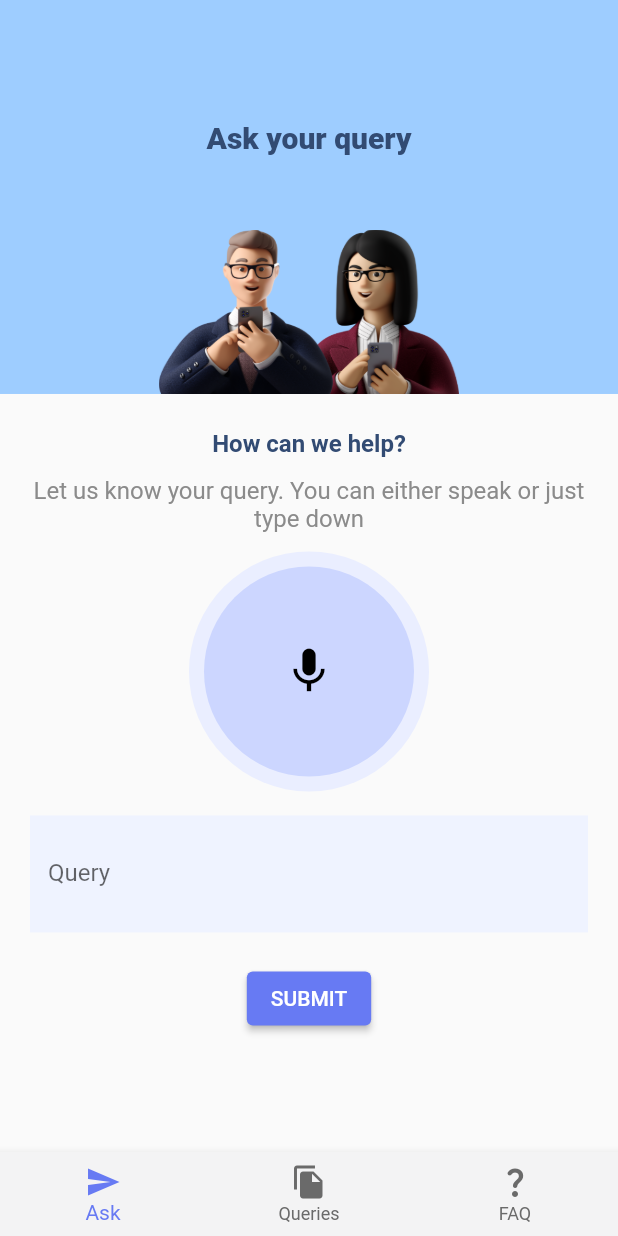
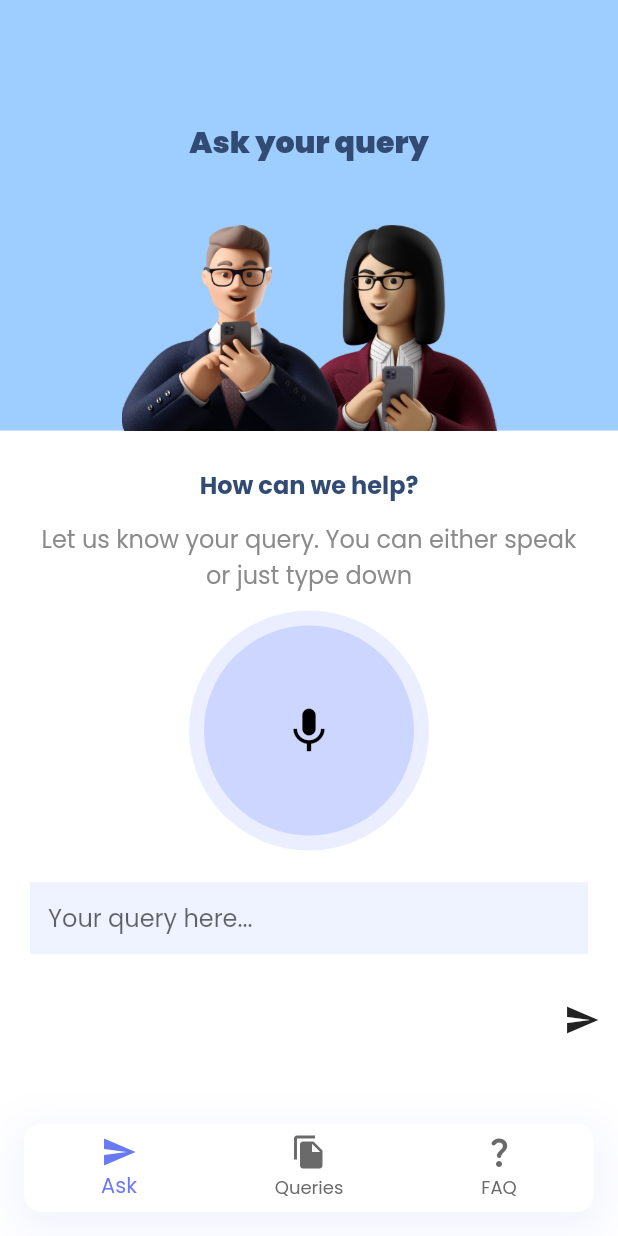
Before and after one commit to jeevan-yohan-varghese/cq-app, a Flutter app: the screen it shows after launch, on a phone screen of 412 x 824 dp. Run offline on Flutter 3.47's test engine with Material 2 defaults, Android fonts, the phone set to English and light mode, and no system bars; our stand-ins replace speech_to_text.

Commit message:
chore: design changes

```diff
--- a/lib/screens/ask_screen.dart
+++ b/lib/screens/ask_screen.dart
@@ -50,7 +50,9 @@ class _AskState extends State<AskScreen> {
   /// listen method.
   void _stopListening() async {
     await _speechToText.stop();
-    setState(() {});
+    setState(() {
+      listenText="";
+    });
   }
 
   /// This is the callback that the SpeechToText plugin calls when
@@ -66,6 +68,7 @@ class _AskState extends State<AskScreen> {
   Widget build(BuildContext context) {
     return SafeArea(
       child: Scaffold(
+        backgroundColor: Colors.white,
           body: SingleChildScrollView(
             child: Column(
                   children: [
@@ -82,11 +85,11 @@ class _AskState extends State<AskScreen> {
                       fontSize: 20),
                 ),
                 const SizedBox(
-                  height: 50,
+                  height: 40,
                 ),
                 Image.asset(
                   "images/male_illus.png",
-                  width: 200,
+                  width: 250,
                 )
               ]),
             ),
@@ -133,18 +136,20 @@ class _AskState extends State<AskScreen> {
               padding: const EdgeInsets.symmetric(horizontal: 20.0),
               child: TextFormField(
                 controller: _queryController,
-                minLines: 2,
+                minLines: 1,
                 maxLines: 5,
                 decoration: InputDecoration(
                     fillColor: const Color(0xffEFF3FF),
                     filled: true,
-                    label: Text("Query"), border: InputBorder.none),
+                    hintText: "Your query here...", border: InputBorder.none),
               ),
             ),
             const SizedBox(
               height: 20,
             ),
-            ElevatedButton(onPressed: () {}, child: const Text("SUBMIT"))
+            Align(
+              alignment: Alignment.centerRight,
+              child: IconButton(onPressed: () {}, icon: Icon(Icons.send)))
                   ],
                 ),
           )),
--- a/lib/screens/bottom_nav_screen.dart
+++ b/lib/screens/bottom_nav_screen.dart
@@ -1,4 +1,3 @@
-
 import 'package:cq_app/screens/ask_screen.dart';
 import 'package:flutter/material.dart';
 
@@ -17,37 +16,55 @@ class _BottomNavState extends State<BottomNavScreen> {
     AskScreen(),
     AskScreen(),
     AskScreen(),
-
   ];
 
   @override
   Widget build(BuildContext context) {
     return SafeArea(
         child: Scaffold(
+            backgroundColor: Colors.white,
             resizeToAvoidBottomInset: false,
             body: Center(
               child: _fragments[selectedIndex],
             ),
-            bottomNavigationBar: BottomNavigationBar(
-              elevation: 5,
+            bottomNavigationBar: Padding(
+              padding: const EdgeInsets.all(16.0),
+              child: Container(
+                decoration: BoxDecoration(
+                  boxShadow: [
+                    BoxShadow(
+                      color: Color(0xff677AF3).withOpacity(0.09),
+                      spreadRadius: 5,
+                      blurRadius: 25,
+                      offset: Offset(0, 8), // changes position of shadow
+                    ),
+                  ],
+                ),
+                child: ClipRRect(
+                  borderRadius: BorderRadius.circular(12),
+                  child: BottomNavigationBar(
+                    elevation: 0,
                     currentIndex: selectedIndex,
                     selectedItemColor: Theme.of(context).colorScheme.primary,
                     unselectedItemColor: const Color(0xff6a6a6a),
-              backgroundColor: const Color(0xfff3f3f4),
+                    backgroundColor: Color(0xffffffff),
                     items: const [
                       BottomNavigationBarItem(
                           icon: Icon(Icons.send), label: "Ask"),
                       BottomNavigationBarItem(
-                    icon: Icon(Icons.file_copy),
-                    label: "Queries"),
-                BottomNavigationBarItem(icon: Icon(Icons.question_mark_rounded), label: "FAQ"),
-
+                          icon: Icon(Icons.file_copy), label: "Queries"),
+                      BottomNavigationBarItem(
+                          icon: Icon(Icons.question_mark_rounded),
+                          label: "FAQ"),
                     ],
                     onTap: (index) {
                       setState(() {
                         selectedIndex = index;
                       });
                     },
+                  ),
+                ),
+              ),
             )));
   }
 }
```
Also changed, not shown: pubspec.yaml (+12 -11 lines), fonts/Poppins-Black.ttf (added), fonts/Poppins-Bold.ttf (added), fonts/Poppins-ExtraBold.ttf (added), fonts/Poppins-Medium.ttf (added), fonts/Poppins-Regular.ttf (added), fonts/Poppins-SemiBold.ttf (added). Lines whose indentation alone changed are shown as unchanged.
